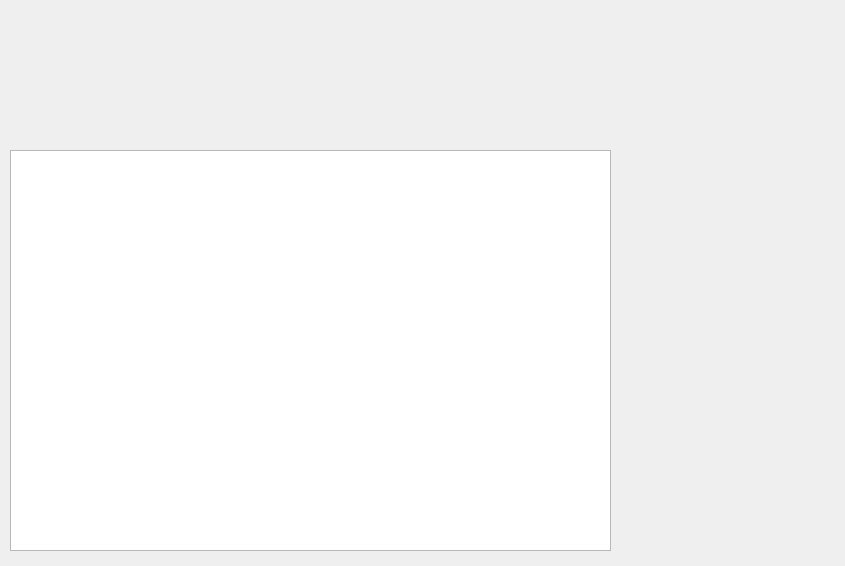
Qt form ui/reciept_screen.ui (ComputerScienceHouse/bits-n-bytes-ui) before a commit.
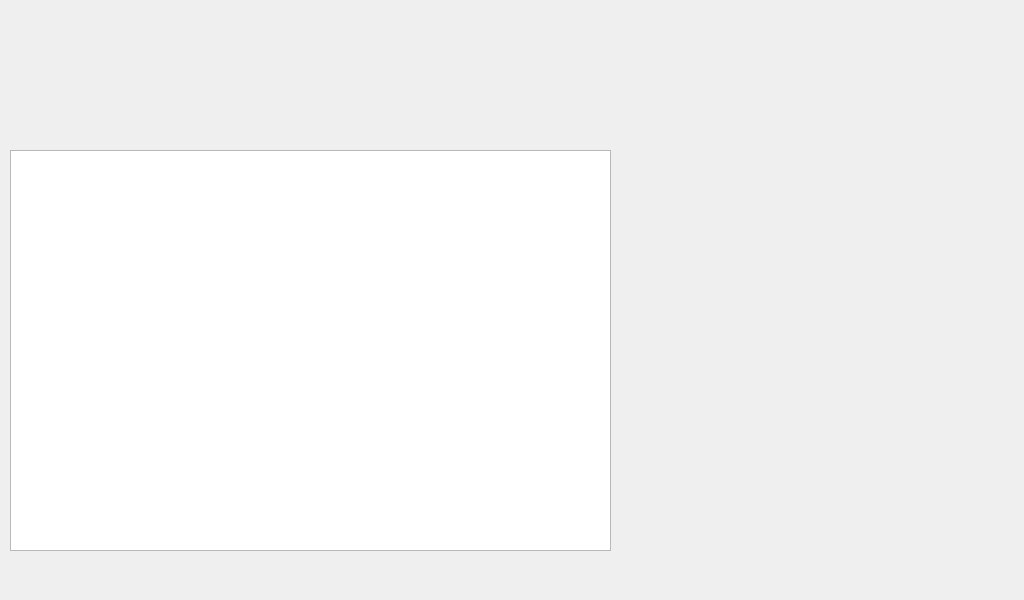
The same form after that commit.

Commit message: changed recipet screen resolution

Diff of the .ui file:
```diff
--- a/ui/reciept_screen.ui
+++ b/ui/reciept_screen.ui
@@ -6,8 +6,8 @@
    <rect>
     <x>0</x>
     <y>0</y>
-    <width>845</width>
-    <height>566</height>
+    <width>1024</width>
+    <height>600</height>
    </rect>
   </property>
   <widget class="QWidget" name="centralwidget">
```
The commit also changes 1 other file.
